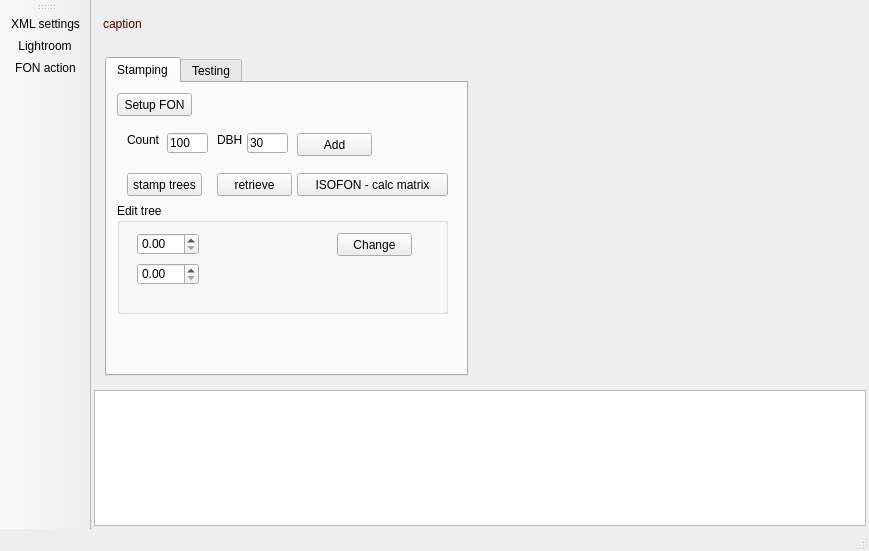
Old version of the form fonstudio/mainwindow.ui in the repository edfm-tum/iland-model.
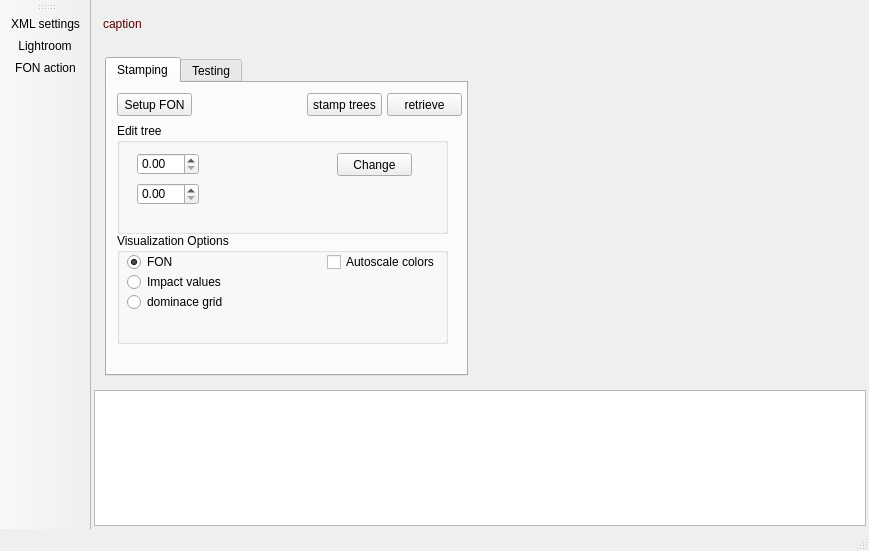
New version of the form. The open tabs and pages were chosen to show the change. Icons and pictures are not drawn. Custom widgets are drawn as their Qt base class.

Commit message: now to each "writer" stamp a reader stamp (i.e. the "crownradius") is directly attached. Therefore some changes in tree and treespecies.

What changed in the file:
```diff
--- a/fonstudio/mainwindow.ui
+++ b/fonstudio/mainwindow.ui
@@ -424,8 +424,8 @@
            <widget class="QPushButton" name="stampTrees">
             <property name="geometry">
              <rect>
-              <x>20</x>
-              <y>90</y>
+              <x>200</x>
+              <y>10</y>
               <width>75</width>
               <height>23</height>
              </rect>
@@ -443,8 +443,8 @@
            <widget class="QPushButton" name="pbRetrieve">
             <property name="geometry">
              <rect>
-              <x>110</x>
-              <y>90</y>
+              <x>280</x>
+              <y>10</y>
               <width>75</width>
               <height>23</height>
              </rect>
@@ -453,84 +453,6 @@
              <string>retrieve</string>
             </property>
            </widget>
-           <widget class="QPushButton" name="pbAddTrees">
-            <property name="geometry">
-             <rect>
-              <x>190</x>
-              <y>50</y>
-              <width>75</width>
-              <height>23</height>
-             </rect>
-            </property>
-            <property name="text">
-             <string>Add</string>
-            </property>
-           </widget>
-           <widget class="QLineEdit" name="eTreeCount">
-            <property name="geometry">
-             <rect>
-              <x>60</x>
-              <y>50</y>
-              <width>41</width>
-              <height>20</height>
-             </rect>
-            </property>
-            <property name="text">
-             <string>100</string>
-            </property>
-           </widget>
-           <widget class="QLineEdit" name="eTreeDBH">
-            <property name="geometry">
-             <rect>
-              <x>140</x>
-              <y>50</y>
-              <width>41</width>
-              <height>20</height>
-             </rect>
-            </property>
-            <property name="text">
-             <string>30</string>
-            </property>
-           </widget>
-           <widget class="QLabel" name="label">
-            <property name="geometry">
-             <rect>
-              <x>20</x>
-              <y>50</y>
-              <width>46</width>
-              <height>14</height>
-             </rect>
-            </property>
-            <property name="text">
-             <string>Count</string>
-            </property>
-           </widget>
-           <widget class="QLabel" name="label_2">
-            <property name="geometry">
-             <rect>
-              <x>110</x>
-              <y>50</y>
-              <width>46</width>
-              <height>14</height>
-             </rect>
-            </property>
-            <property name="text">
-             <string>DBH</string>
-            </property>
-           </widget>
-           <widget class="QPushButton" name="calcMatrix">
-            <property name="geometry">
-             <rect>
-              <x>190</x>
-              <y>90</y>
-              <width>151</width>
-              <height>23</height>
-             </rect>
-            </property>
-            <property name="text">
-             <string>ISOFON - calc matrix</string>
-            </property>
-           </widget>
            <widget class="QPushButton" name="fonRun">
             <property name="geometry">
              <rect>
@@ -548,7 +470,7 @@
             <property name="geometry">
              <rect>
               <x>10</x>
-              <y>120</y>
+              <y>40</y>
               <width>331</width>
               <height>111</height>
              </rect>
@@ -599,6 +521,74 @@
              </property>
             </widget>
            </widget>
+           <widget class="QGroupBox" name="groupBox">
+            <property name="geometry">
+             <rect>
+              <x>10</x>
+              <y>150</y>
+              <width>331</width>
+              <height>111</height>
+             </rect>
+            </property>
+            <property name="title">
+             <string>Visualization Options</string>
+            </property>
+            <widget class="QRadioButton" name="visFon">
+             <property name="geometry">
+              <rect>
+               <x>10</x>
+               <y>20</y>
+               <width>84</width>
+               <height>18</height>
+              </rect>
+             </property>
+             <property name="text">
+              <string>FON</string>
+             </property>
+             <property name="checked">
+              <bool>true</bool>
+             </property>
+            </widget>
+            <widget class="QRadioButton" name="visImpact">
+             <property name="geometry">
+              <rect>
+               <x>10</x>
+               <y>40</y>
+               <width>111</width>
+               <height>18</height>
+              </rect>
+             </property>
+             <property name="text">
+              <string>Impact values</string>
+             </property>
+            </widget>
+            <widget class="QRadioButton" name="visDomGrid">
+             <property name="geometry">
+              <rect>
+               <x>10</x>
+               <y>60</y>
+               <width>101</width>
+               <height>18</height>
+              </rect>
+             </property>
+             <property name="text">
+              <string>dominace grid</string>
+             </property>
+            </widget>
+            <widget class="QCheckBox" name="visAutoScale">
+             <property name="geometry">
+              <rect>
+               <x>210</x>
+               <y>20</y>
+               <width>111</width>
+               <height>18</height>
+              </rect>
+             </property>
+             <property name="text">
+              <string>Autoscale colors</string>
+             </property>
+            </widget>
+           </widget>
           </widget>
           <widget class="QWidget" name="tab_2">
            <attribute name="title">
@@ -676,6 +666,84 @@
              </item>
             </layout>
            </widget>
+           <widget class="QLabel" name="label">
+            <property name="geometry">
+             <rect>
+              <x>30</x>
+              <y>130</y>
+              <width>46</width>
+              <height>14</height>
+             </rect>
+            </property>
+            <property name="text">
+             <string>Count</string>
+            </property>
+           </widget>
+           <widget class="QLineEdit" name="eTreeCount">
+            <property name="geometry">
+             <rect>
+              <x>70</x>
+              <y>130</y>
+              <width>41</width>
+              <height>20</height>
+             </rect>
+            </property>
+            <property name="text">
+             <string>100</string>
+            </property>
+           </widget>
+           <widget class="QPushButton" name="pbAddTrees">
+            <property name="geometry">
+             <rect>
+              <x>200</x>
+              <y>130</y>
+              <width>75</width>
+              <height>23</height>
+             </rect>
+            </property>
+            <property name="text">
+             <string>Add</string>
+            </property>
+           </widget>
+           <widget class="QLineEdit" name="eTreeDBH">
+            <property name="geometry">
+             <rect>
+              <x>150</x>
+              <y>130</y>
+              <width>41</width>
+              <height>20</height>
+             </rect>
+            </property>
+            <property name="text">
+             <string>30</string>
+            </property>
+           </widget>
+           <widget class="QLabel" name="label_2">
+            <property name="geometry">
+             <rect>
+              <x>120</x>
+              <y>130</y>
+              <width>46</width>
+              <height>14</height>
+             </rect>
+            </property>
+            <property name="text">
+             <string>DBH</string>
+            </property>
+           </widget>
+           <widget class="QPushButton" name="calcMatrix">
+            <property name="geometry">
+             <rect>
+              <x>120</x>
+              <y>160</y>
+              <width>151</width>
+              <height>21</height>
+             </rect>
+            </property>
+            <property name="text">
+             <string>ISOFON - calc matrix</string>
+            </property>
+           </widget>
           </widget>
          </widget>
         </item>
```
Left out of the diff: 8 changed lines with no effect on the pictures. The commit also changes 8 other files.
